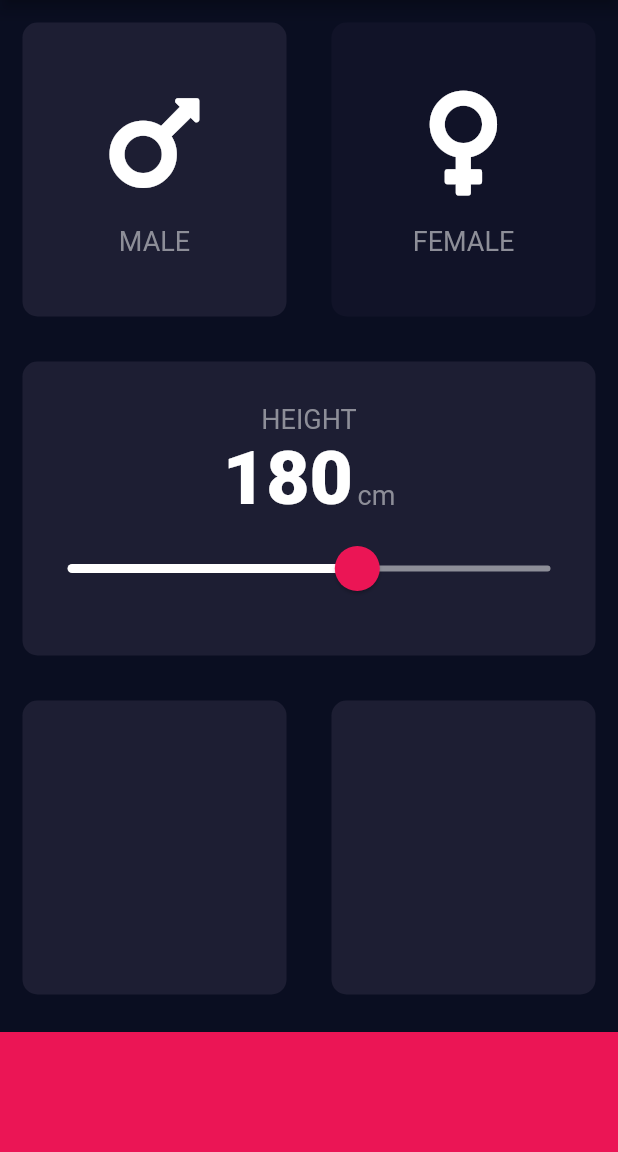
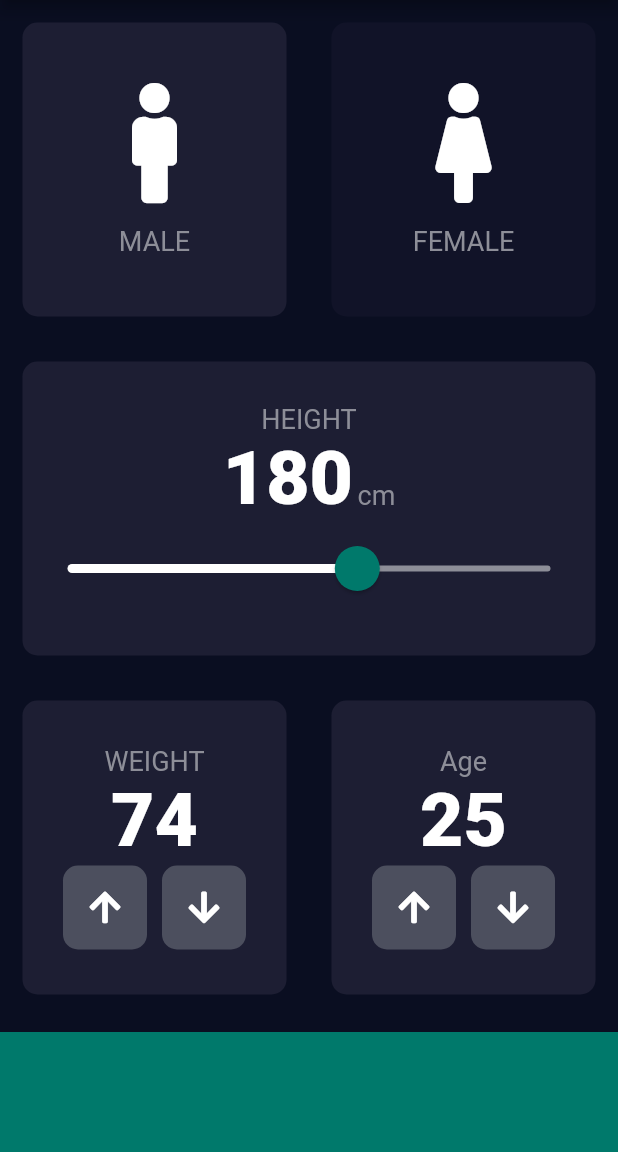
Before and after one commit to AsaduzzamanSam/BMIcalculator, a Flutter app: the screen it shows after launch, on a phone screen of 412 x 824 dp, the part 84-1236 px from its top. Run offline on Flutter 3.47's test engine with Material 2 defaults, Android fonts, the phone set to English and light mode, and no system bars; our stand-ins replace font_awesome_flutter.

Commit message:
Weight and age plate added and fully functional

```diff
--- a/lib/constants.dart
+++ b/lib/constants.dart
@@ -11,6 +11,6 @@ const kNumberTextStyle = TextStyle(
 );
 
 const kBottomButtonHeight = 80.0;
-const kBottomContainerColor = Color(0xFFEB1555);
+const kBottomContainerColor = Color(0xFF00796b);
 const kActiveCardColor = Color(0xFF1D1E33);
 const kInactiveCardColor = Color(0xFF111328);
--- a/lib/input_page.dart
+++ b/lib/input_page.dart
@@ -17,6 +17,8 @@ class InputPage extends StatefulWidget {
 class _InputPageState extends State<InputPage> {
   genderType selectedGender = genderType.male;
   int height = 180;
+  int weight = 74;
+  int age = 25;
 
   @override
   Widget build(BuildContext context) {
@@ -43,7 +45,7 @@ class _InputPageState extends State<InputPage> {
                         ? kActiveCardColor
                         : kInactiveCardColor,
                     cardChild: IconContent(
-                      icon: FontAwesomeIcons.mars,
+                      icon: FontAwesomeIcons.male,
                       label: "MALE",
                     ),
                   ),
@@ -59,7 +61,7 @@ class _InputPageState extends State<InputPage> {
                         ? kActiveCardColor
                         : kInactiveCardColor,
                     cardChild: IconContent(
-                      icon: FontAwesomeIcons.venus,
+                      icon: FontAwesomeIcons.female,
                       label: "FEMALE",
                     ),
                   ),
@@ -100,8 +102,8 @@ class _InputPageState extends State<InputPage> {
                     data: SliderTheme.of(context).copyWith(
                         activeTrackColor: Colors.white,
                         inactiveTrackColor: Color(0xFF8D8E98),
-                        thumbColor: Color(0xFFEB1555),
-                        overlayColor: Color(0x29EB1555),
+                        thumbColor: Color(0xFF00796b),
+                        overlayColor: Color(0x2900796b),
                         thumbShape:
                             RoundSliderThumbShape(enabledThumbRadius: 15.0),
                         overlayShape:
@@ -127,14 +129,86 @@ class _InputPageState extends State<InputPage> {
                   child: ReusableCard(
                     onPress: () {},
                     colour: kActiveCardColor,
-                    cardChild: Column(),
+                    cardChild: Column(
+                      mainAxisAlignment: MainAxisAlignment.center,
+                      children: <Widget>[
+                        Text(
+                          "WEIGHT",
+                          style: kLabelTextStyle,
+                        ),
+                        Text(
+                          weight.toString(),
+                          style: kNumberTextStyle,
+                        ),
+                        Row(
+                          mainAxisAlignment: MainAxisAlignment.center,
+                          children: [
+                            RoundIconButton(
+                              icon: FontAwesomeIcons.arrowUp,
+                              onPress: () {
+                                setState(() {
+                                  weight += 1;
+                                });
+                              },
+                            ),
+                            SizedBox(
+                              width: 10.0,
+                            ),
+                            RoundIconButton(
+                              icon: FontAwesomeIcons.arrowDown,
+                              onPress: () {
+                                setState(() {
+                                  weight -= 1;
+                                });
+                              },
+                            ),
+                          ],
+                        )
+                      ],
+                    ),
                   ),
                 ),
                 Expanded(
                   child: ReusableCard(
                     onPress: () {},
                     colour: kActiveCardColor,
-                    cardChild: Column(),
+                    cardChild: Column(
+                      mainAxisAlignment: MainAxisAlignment.center,
+                      children: <Widget>[
+                        Text(
+                          "Age",
+                          style: kLabelTextStyle,
+                        ),
+                        Text(
+                          age.toString(),
+                          style: kNumberTextStyle,
+                        ),
+                        Row(
+                          mainAxisAlignment: MainAxisAlignment.center,
+                          children: [
+                            RoundIconButton(
+                              icon: FontAwesomeIcons.arrowUp,
+                              onPress: () {
+                                setState(() {
+                                  age += 1;
+                                });
+                              },
+                            ),
+                            SizedBox(
+                              width: 10.0,
+                            ),
+                            RoundIconButton(
+                              icon: FontAwesomeIcons.arrowDown,
+                              onPress: () {
+                                setState(() {
+                                  age -= 1;
+                                });
+                              },
+                            ),
+                          ],
+                        )
+                      ],
+                    ),
                   ),
                 ),
               ],
@@ -153,3 +227,25 @@ class _InputPageState extends State<InputPage> {
     );
   }
 }
+
+class RoundIconButton extends StatelessWidget {
+  RoundIconButton({required this.icon, required this.onPress});
+
+  final IconData icon;
+  final VoidCallback onPress;
+
+  @override
+  Widget build(BuildContext context) {
+    return RawMaterialButton(
+      child: Icon(icon),
+      onPressed: onPress,
+      elevation: 0,
+      constraints: BoxConstraints.tightFor(
+        width: 56.0,
+        height: 56.0,
+      ),
+      shape: RoundedRectangleBorder(borderRadius: BorderRadius.circular(10.0)),
+      fillColor: Color(0xFF4C4F5E),
+    );
+  }
+}
```
